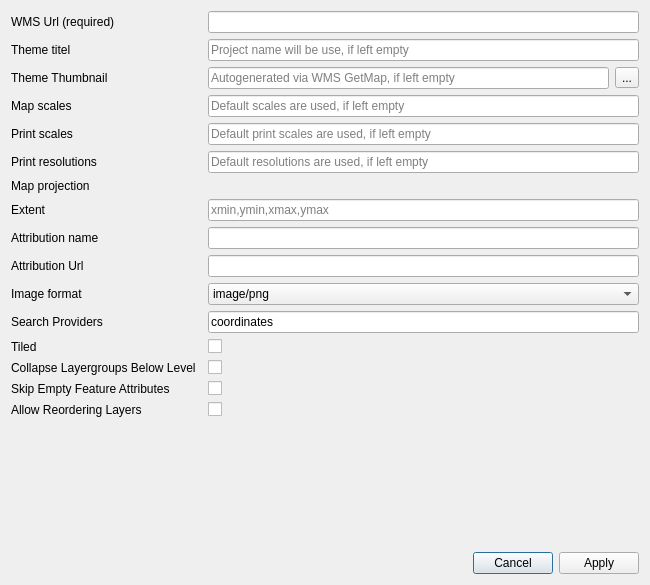
Before: the Qt Designer form theme_settings.ui in HusseinKabbout/qwc2-themes-manager, drawn with Qt 5.
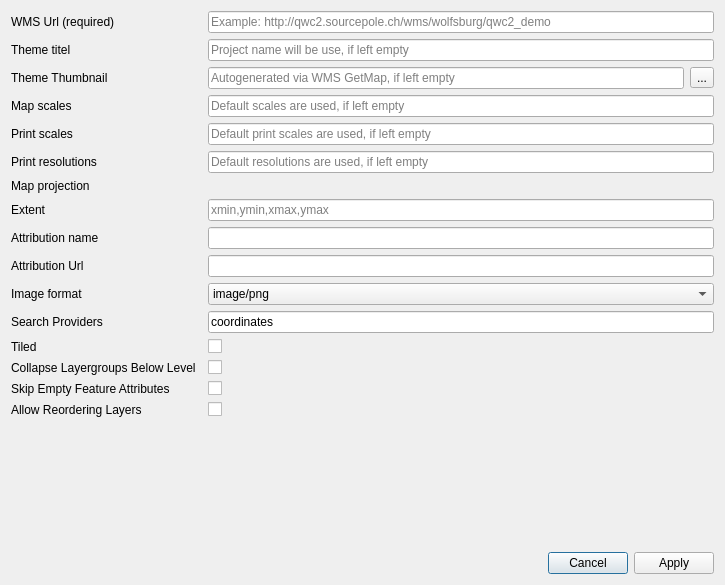
After: the same form once the commit is applied. Custom widgets are drawn as their Qt base class.

```diff
--- a/theme_settings.ui
+++ b/theme_settings.ui
@@ -6,7 +6,7 @@
    <rect>
     <x>0</x>
     <y>0</y>
-    <width>650</width>
+    <width>725</width>
     <height>585</height>
    </rect>
   </property>
@@ -15,7 +15,11 @@
   </property>
   <layout class="QGridLayout" name="gridLayout">
    <item row="0" column="2">
-    <widget class="QLineEdit" name="url_lineEdit"/>
+    <widget class="QLineEdit" name="url_lineEdit">
+     <property name="placeholderText">
+      <string>Example: http://qwc2.sourcepole.ch/wms/wolfsburg/qwc2_demo</string>
+     </property>
+    </widget>
    </item>
    <item row="6" column="2">
     <widget class="QgsProjectionSelectionWidget" name="mapCrs_widget"/>
```
